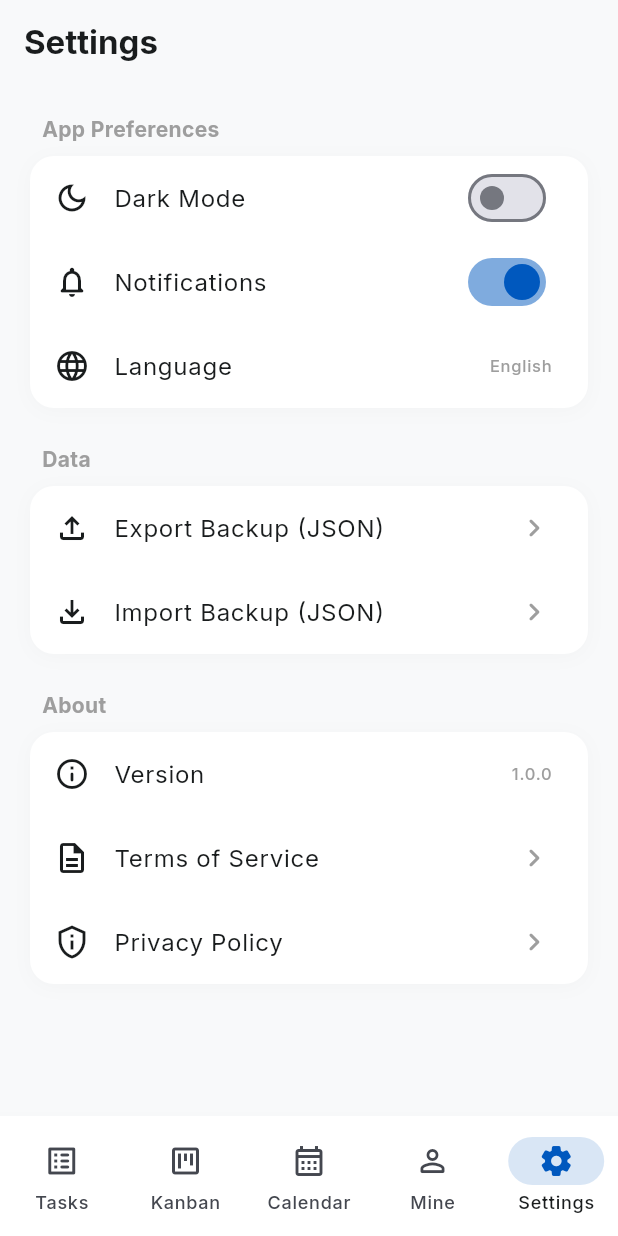
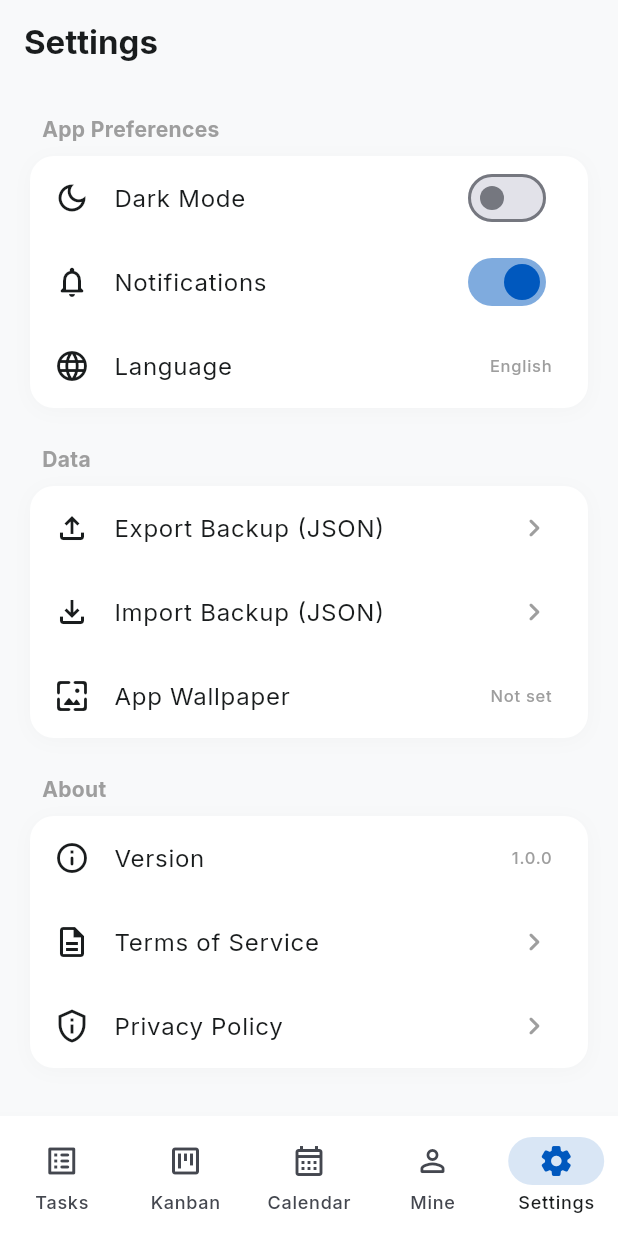
Before and after one commit to Deepan9884/Flow, a Flutter app: the screen it shows after launch, item 5 of the bottom bar chosen, on a phone screen of 412 x 824 dp. Run offline on Flutter 3.47's test engine with Material 3 defaults, Android fonts, the phone set to English and light mode, and no system bars; our stand-ins replace file_picker, flutter_hooks, flutter_local_notifications, freezed_annotation, hooks_riverpod, isar and 4 more; accounts and stored records are empty; generated files the repository leaves out were written again.

Commit message:
feat: global app wallpaper + backup/widget tests (17 passing)
- ThemeConfig.appWallpaperPath now rendered: home list gets a
  readability-washed full-bleed background layer
- Settings Data section: pick/clear app wallpaper via MediaImportService
- test/backup_format_test: Task/Category/export-payload JSON round-trips
- test/task_banner_card_test: title/label render, tap, toggle+delete

```diff
--- a/lib/features/settings/screens/settings_screen.dart
+++ b/lib/features/settings/screens/settings_screen.dart
@@ -2,6 +2,7 @@ import 'package:file_picker/file_picker.dart';
 import 'package:flutter/material.dart';
 import 'package:hooks_riverpod/hooks_riverpod.dart';
 import '../../../core/theme/theme_provider.dart';
+import '../../../services/media_import_service.dart';
 import '../../tasks/providers/task_provider.dart';
 import '../../categories/providers/category_provider.dart';
 import '../../../services/backup_service.dart';
@@ -135,6 +136,33 @@ class SettingsScreen extends ConsumerWidget {
                   }
                 },
               ),
+              _buildSettingItem(
+                Icons.wallpaper_rounded,
+                'App Wallpaper',
+                theme.isDark,
+                trailing: theme.appWallpaperPath != null
+                    ? TextButton(
+                        onPressed: () {
+                          ref.read(themeProvider.notifier).updateAppWallpaper(null);
+                        },
+                        child: const Text('Clear', style: TextStyle(fontSize: 13)),
+                      )
+                    : const Text(
+                        'Not set',
+                        style: TextStyle(fontFamily: 'Inter', color: Colors.grey),
+                      ),
+                onTap: () async {
+                  final path = await MediaImportService.pickAndSaveImage();
+                  if (path != null) {
+                    await ref.read(themeProvider.notifier).updateAppWallpaper(path);
+                    if (context.mounted) {
+                      ScaffoldMessenger.of(context).showSnackBar(
+                        const SnackBar(content: Text('App wallpaper updated')),
+                      );
+                    }
+                  }
+                },
+              ),
             ],
             theme.isDark,
           ),
```
Also changed, not shown: lib/core/theme/theme_provider.dart (+14 -2 lines), lib/features/tasks/screens/home_screen.dart (+25 -3 lines), 2 other files.
